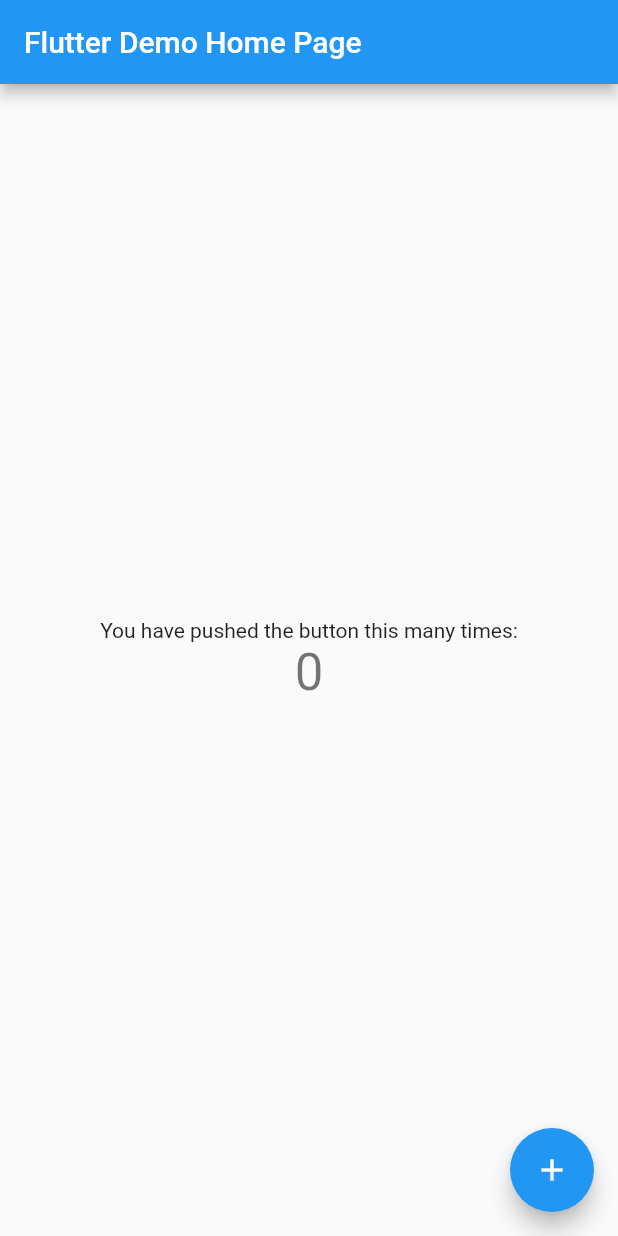
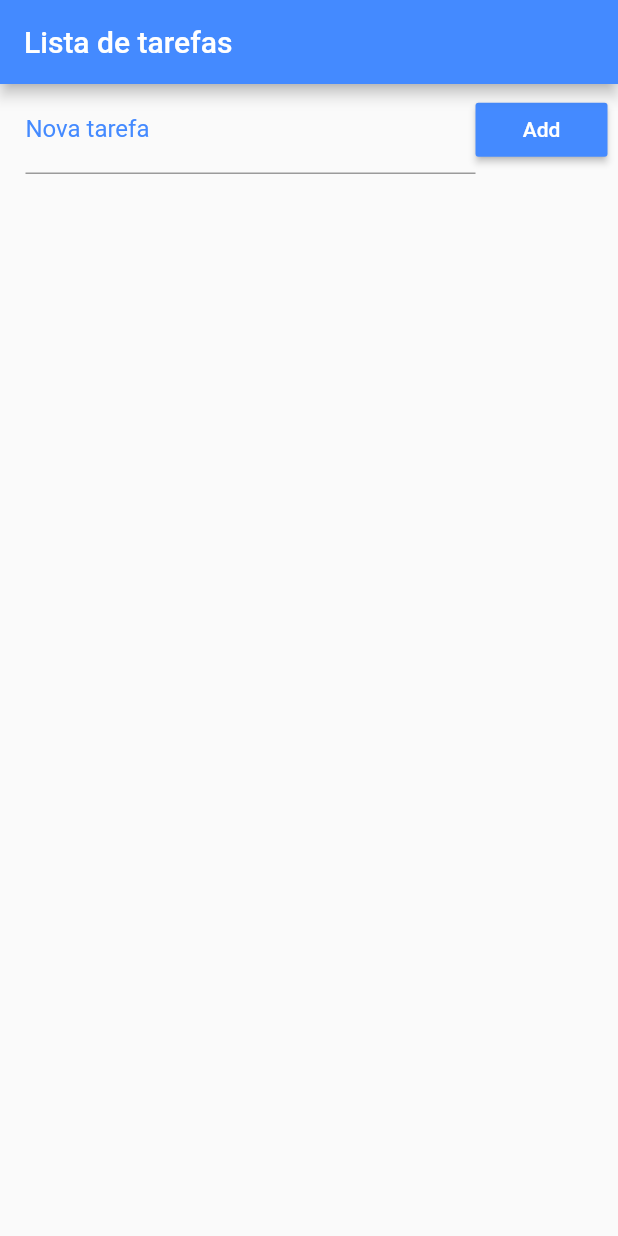
Before and after one commit to Lucas15andrade/lista-tarefas-flutter, a Flutter app: the screen it shows after launch, on a phone screen of 412 x 824 dp. Run offline on Flutter 3.47's test engine with Material 2 defaults, Android fonts, the phone set to English and light mode, and no system bars.

Commit message:
Iniciando criação do layout

```diff
--- a/lib/main.dart
+++ b/lib/main.dart
@@ -1,111 +1,72 @@
+import 'dart:convert';
+import 'dart:io';
+
 import 'package:flutter/material.dart';
+import 'package:path_provider/path_provider.dart';
 
-void main() => runApp(MyApp());
+void main() => runApp(Home());
 
-class MyApp extends StatelessWidget {
-  // This widget is the root of your application.
+class Home extends StatefulWidget {
+  @override
+  _HomeState createState() => _HomeState();
+}
+
+class _HomeState extends State<Home> {
+  List _toDoList = [];
+
   @override
   Widget build(BuildContext context) {
     return MaterialApp(
-      title: 'Flutter Demo',
-      theme: ThemeData(
-        // This is the theme of your application.
-        //
-        // Try running your application with "flutter run". You'll see the
-        // application has a blue toolbar. Then, without quitting the app, try
-        // changing the primarySwatch below to Colors.green and then invoke
-        // "hot reload" (press "r" in the console where you ran "flutter run",
-        // or simply save your changes to "hot reload" in a Flutter IDE).
-        // Notice that the counter didn't reset back to zero; the application
-        // is not restarted.
-        primarySwatch: Colors.blue,
-      ),
-      home: MyHomePage(title: 'Flutter Demo Home Page'),
-    );
-  }
-}
-
-class MyHomePage extends StatefulWidget {
-  MyHomePage({Key key, this.title}) : super(key: key);
-
-  // This widget is the home page of your application. It is stateful, meaning
-  // that it has a State object (defined below) that contains fields that affect
-  // how it looks.
-
-  // This class is the configuration for the state. It holds the values (in this
-  // case the title) provided by the parent (in this case the App widget) and
-  // used by the build method of the State. Fields in a Widget subclass are
-  // always marked "final".
-
-  final String title;
-
-  @override
-  _MyHomePageState createState() => _MyHomePageState();
-}
-
-class _MyHomePageState extends State<MyHomePage> {
-  int _counter = 0;
-
-  void _incrementCounter() {
-    setState(() {
-      // This call to setState tells the Flutter framework that something has
-      // changed in this State, which causes it to rerun the build method below
-      // so that the display can reflect the updated values. If we changed
-      // _counter without calling setState(), then the build method would not be
-      // called again, and so nothing would appear to happen.
-      _counter++;
-    });
-  }
-
-  @override
-  Widget build(BuildContext context) {
-    // This method is rerun every time setState is called, for instance as done
-    // by the _incrementCounter method above.
-    //
-    // The Flutter framework has been optimized to make rerunning build methods
-    // fast, so that you can just rebuild anything that needs updating rather
-    // than having to individually change instances of widgets.
-    return Scaffold(
-      appBar: AppBar(
-        // Here we take the value from the MyHomePage object that was created by
-        // the App.build method, and use it to set our appbar title.
-        title: Text(widget.title),
-      ),
-      body: Center(
-        // Center is a layout widget. It takes a single child and positions it
-        // in the middle of the parent.
-        child: Column(
-          // Column is also layout widget. It takes a list of children and
-          // arranges them vertically. By default, it sizes itself to fit its
-          // children horizontally, and tries to be as tall as its parent.
-          //
-          // Invoke "debug painting" (press "p" in the console, choose the
-          // "Toggle Debug Paint" action from the Flutter Inspector in Android
-          // Studio, or the "Toggle Debug Paint" command in Visual Studio Code)
-          // to see the wireframe for each widget.
-          //
-          // Column has various properties to control how it sizes itself and
-          // how it positions its children. Here we use mainAxisAlignment to
-          // center the children vertically; the main axis here is the vertical
-          // axis because Columns are vertical (the cross axis would be
-          // horizontal).
-          mainAxisAlignment: MainAxisAlignment.center,
+      home: Scaffold(
+        appBar: AppBar(
+          title: Text("Lista de tarefas"),
+          backgroundColor: Colors.blueAccent,
+        ),
+        body: Column(
           children: <Widget>[
-            Text(
-              'You have pushed the button this many times:',
-            ),
-            Text(
-              '$_counter',
-              style: Theme.of(context).textTheme.display1,
+            Container(
+              padding: EdgeInsets.fromLTRB(17.0, 1.0, 7.0, 1.0),
+              child: Row(
+                children: <Widget>[
+                  Expanded(
+                    child: TextField(
+                      decoration: InputDecoration(
+                          labelText: "Nova tarefa",
+                          labelStyle: TextStyle(color: Colors.blueAccent)),
+                    ),
+                  ),
+                  RaisedButton(
+                    color: Colors.blueAccent,
+                    child: Text("Add"),
+                    textColor: Colors.white,
+                    onPressed: () {},
+                  )
+                ],
+              ),
             ),
           ],
         ),
       ),
-      floatingActionButton: FloatingActionButton(
-        onPressed: _incrementCounter,
-        tooltip: 'Increment',
-        child: Icon(Icons.add),
-      ), // This trailing comma makes auto-formatting nicer for build methods.
     );
   }
+
+  Future<File> _getFile() async {
+    final directory = await getApplicationDocumentsDirectory();
+    return File("${directory}/data.json");
+  }
+
+  Future<File> _saveData() async {
+    String data = json.encode(_toDoList);
+    final file = await _getFile();
+    return file.writeAsString(data);
+  }
+
+  Future<String> _readData() async {
+    try {
+      final file = await _getFile();
+      return file.readAsString();
+    } catch (e) {
+      return null;
+    }
+  }
 }
--- a/pubspec.yaml
+++ b/pubspec.yaml
@@ -23,6 +23,7 @@ dependencies:
   # The following adds the Cupertino Icons font to your application.
   # Use with the CupertinoIcons class for iOS style icons.
   cupertino_icons: ^0.1.2
+  path_provider: ^1.1.0
 
 dev_dependencies:
   flutter_test:
```
Also changed, not shown: pubspec.lock, 1 other file.
